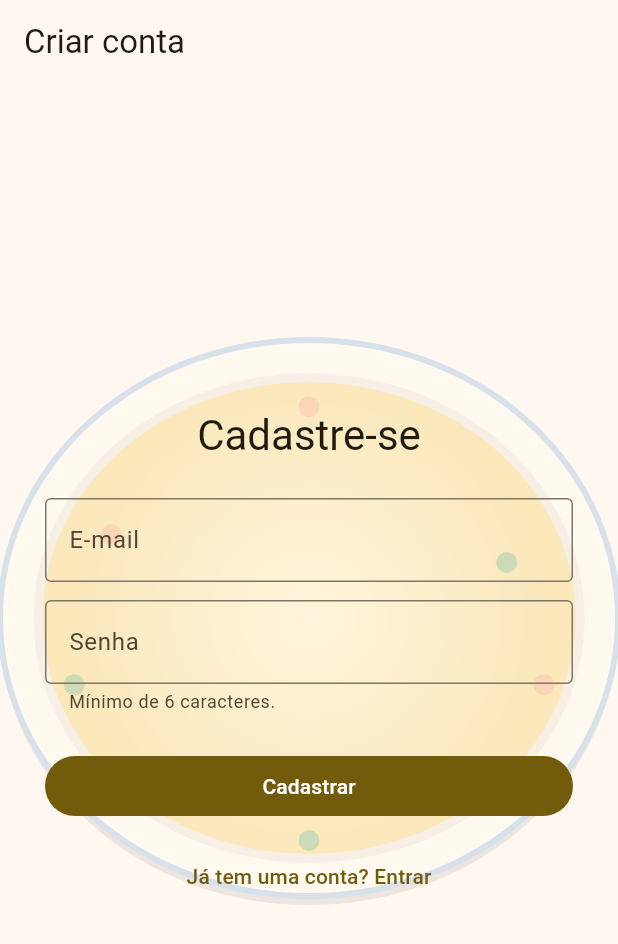
After one commit to thiago-toyota/Mobile-T01, a Flutter app: the screen it shows after launch, after a tap on "Entrar", after a tap on "Entrar com Google", after a tap on "Não tem uma conta? Cadastre-se", on a phone screen of 412 x 824 dp. The commit adds this screen. Shown: the top 944 px of the screen. Run offline on Flutter 3.47's test engine with Material 3 defaults, Android fonts, the phone set to English and light mode, and no system bars; our stand-ins replace audioplayers, curved_navigation_bar, firebase_auth, firebase_core, flutter_riverpod, go_router and 2 more; missing offline and left inert: flutter_math_fork; accounts and stored records are empty; network calls fail.

Commit message:
Feito cadastro e login

```diff
--- /dev/null
+++ b/trabalho01/lib/auth/auth_service.dart
@@ -0,0 +1,48 @@
+
+import 'package:firebase_auth/firebase_auth.dart';
+import 'package:flutter/foundation.dart';
+
+class AuthService {
+  final FirebaseAuth _auth = FirebaseAuth.instance;
+
+  // Login com e-mail e senha.
+  Future<void> signIn(String email, String password) async {
+    await _auth.signInWithEmailAndPassword(
+      email: email.trim(),
+      password: password,
+    );
+  }
+
+  // Cadastro com e-mail e senha.
+  // Depois de criar a conta, encerra a sessão para voltar ao login.
+  Future<void> register(String email, String password) async {
+    await _auth.createUserWithEmailAndPassword(
+      email: email.trim(),
+      password: password,
+    );
+
+    await _auth.signOut();
+  }
+
+  // Login com Google.
+  Future<void> signInWithGoogle() async {
+    final provider = GoogleAuthProvider();
+
+    if (kIsWeb) {
+      await _auth.signInWithPopup(provider);
+    } else {
+      await _auth.signInWithProvider(provider);
+    }
+  }
+
+  // Logout.
+  Future<void> signOut() async {
+    await _auth.signOut();
+  }
+
+  // Usuário atualmente autenticado.
+  User? get currentUser => _auth.currentUser;
+
+  // Observa alterações na autenticação.
+  Stream<User?> get authStateChanges => _auth.authStateChanges();
+}
--- a/trabalho01/lib/login_page.dart
+++ b/trabalho01/lib/login_page.dart
@@ -1,10 +1,106 @@
+
 import 'package:flutter/material.dart';
 import 'package:go_router/go_router.dart';
+import 'package:firebase_auth/firebase_auth.dart';
 
-// Login de mentirinha: não verifica nada, só leva para a próxima tela.
-// Depois será trocado pelo firebase_ui_auth.
-class LoginPage extends StatelessWidget {
+import 'auth/auth_service.dart';
+
+class LoginPage extends StatefulWidget {
   const LoginPage({super.key});
+
+  @override
+  State<LoginPage> createState() => _LoginPageState();
+}
+
+class _LoginPageState extends State<LoginPage> {
+  final _emailController = TextEditingController();
+  final _passwordController = TextEditingController();
+
+  final _auth = AuthService();
+
+  bool _loading = false;
+  String? _error;
+
+  @override
+  void dispose() {
+    _emailController.dispose();
+    _passwordController.dispose();
+    super.dispose();
+  }
+
+  Future<void> _login() async {
+    setState(() {
+      _loading = true;
+      _error = null;
+    });
+
+    try {
+      await _auth.signIn(
+        _emailController.text,
+        _passwordController.text,
+      );
+
+      if (mounted) {
+        context.go('/modes');
+      }
+    } on FirebaseAuthException catch (e) {
+      setState(() {
+        switch (e.code) {
+          case 'invalid-email':
+            _error = 'E-mail inválido.';
+            break;
+          case 'user-not-found':
+            _error = 'Conta não encontrada.';
+            break;
+          case 'wrong-password':
+          case 'invalid-credential':
+          case 'invalid-login-credentials':
+            _error = 'E-mail ou senha incorretos.';
+            break;
+          case 'user-disabled':
+            _error = 'Esta conta foi desativada.';
+            break;
+          default:
+            _error = 'Não foi possível entrar. Tente novamente.';
+        }
+      });
+    } catch (e) {
+      setState(() {
+        _error = 'Ocorreu um erro inesperado.';
+      });
+    } finally {
+      if (mounted) {
+        setState(() => _loading = false);
+      }
+    }
+  }
+
+  Future<void> _loginGoogle() async {
+    setState(() {
+      _loading = true;
+      _error = null;
+    });
+
+    try {
+      await _auth.signInWithGoogle();
+
+      if (mounted) {
+        context.go('/modes');
+      }
+    } on FirebaseAuthException catch (e) {
+      setState(() {
+        _error = 'Não foi possível entrar com Google.';
+      });
+    } catch (e) {
+      setState(() {
+        _error = 'Ocorreu um erro ao entrar com Google.';
+      });
+    } finally {
+      if (mounted) {
+        setState(() => _loading = false);
+      }
+    }
+  }
 
   @override
   Widget build(BuildContext context) {
@@ -22,29 +118,72 @@ class LoginPage extends StatelessWidget {
                     'Sopa de Contas',
                     style: Theme.of(context).textTheme.headlineMedium,
                   ),
+
                   const SizedBox(height: 24),
-                  Text('Raul Yoshiyuki Komai'),
-                  Text('Thiago Masayuki Toyota'),
+
+                  const Text('Raul Yoshiyuki Komai'),
+                  const Text('Thiago Massayuki Toyota'),
+
                   const SizedBox(height: 24),
-                  const TextField(
-                    decoration: InputDecoration(
-                      labelText: 'Usuário',
+
+                  TextField(
+                    controller: _emailController,
+                    keyboardType: TextInputType.emailAddress,
+                    decoration: const InputDecoration(
+                      labelText: 'E-mail',
                       border: OutlineInputBorder(),
                     ),
                   ),
+
                   const SizedBox(height: 12),
-                  const TextField(
+
+                  TextField(
+                    controller: _passwordController,
                     obscureText: true,
-                    decoration: InputDecoration(
+                    decoration: const InputDecoration(
                       labelText: 'Senha',
                       border: OutlineInputBorder(),
                     ),
                   ),
-                  const SizedBox(height: 20),
-                  FilledButton(
-                    // Depois do login, o jogador escolhe o modo de jogo.
-                    onPressed: () => context.go('/modes'),
-                    child: const Text('Entrar'),
+
+                  const SizedBox(height: 16),
+
+                  if (_error != null)
+                    Text(
+                      _error!,
+                      style: const TextStyle(color: Colors.red),
+                    ),
+
+                  const SizedBox(height: 8),
+
+                  SizedBox(
+                    width: double.infinity,
+                    child: FilledButton(
+                      onPressed: _loading ? null : _login,
+                      child: _loading
+                          ? const CircularProgressIndicator()
+                          : const Text('Entrar'),
+                    ),
+                  ),
+
+                  const SizedBox(height: 12),
+
+                  SizedBox(
+                    width: double.infinity,
+                    child: OutlinedButton.icon(
+                      onPressed: _loading ? null : _loginGoogle,
+                      icon: const Icon(Icons.login),
+                      label: const Text('Entrar com Google'),
+                    ),
+                  ),
+
+                  const SizedBox(height: 16),
+
+                  TextButton(
+                    onPressed: _loading
+                        ? null
+                        : () => context.go('/register'),
+                    child: const Text('Não tem uma conta? Cadastre-se'),
                   ),
                 ],
               ),
--- a/trabalho01/lib/main.dart
+++ b/trabalho01/lib/main.dart
@@ -10,9 +10,17 @@ import 'router.dart';
 import 'state.dart';
 import 'l10n/app_localizations.dart';
 
+import 'package:firebase_core/firebase_core.dart';
+import 'firebase_options.dart';
+
 Future<void> main() async {
   // Necessário porque vamos usar o SharedPreferences antes do runApp.
   WidgetsFlutterBinding.ensureInitialized();
+
+    // Inicializa o Firebase.
+  await Firebase.initializeApp(
+    options: DefaultFirebaseOptions.currentPlatform,
+  );
 
   final prefs = await SharedPreferences.getInstance();
 
--- /dev/null
+++ b/trabalho01/lib/register_page.dart
@@ -0,0 +1,158 @@
+
+import 'package:flutter/material.dart';
+import 'package:go_router/go_router.dart';
+import 'package:firebase_auth/firebase_auth.dart';
+
+import 'auth/auth_service.dart';
+
+class RegisterPage extends StatefulWidget {
+  const RegisterPage({super.key});
+
+  @override
+  State<RegisterPage> createState() => _RegisterPageState();
+}
+
+class _RegisterPageState extends State<RegisterPage> {
+  final _emailController = TextEditingController();
+  final _passwordController = TextEditingController();
+
+  final _auth = AuthService();
+
+  bool _loading = false;
+  String? _error;
+
+  @override
+  void dispose() {
+    _emailController.dispose();
+    _passwordController.dispose();
+    super.dispose();
+  }
+
+  Future<void> _register() async {
+    setState(() {
+      _loading = true;
+      _error = null;
+    });
+
+    try {
+      await _auth.register(
+        _emailController.text,
+        _passwordController.text,
+      );
+
+      if (mounted) {
+        ScaffoldMessenger.of(context).showSnackBar(
+          const SnackBar(
+            content: Text('Conta criada com sucesso! Faça login.'),
+          ),
+        );
+
+        context.go('/login');
+      }
+    } on FirebaseAuthException catch (e) {
+      setState(() {
+        switch (e.code) {
+          case 'invalid-email':
+            _error = 'E-mail inválido.';
+            break;
+          case 'email-already-in-use':
+            _error = 'Este e-mail já está cadastrado.';
+            break;
+          case 'weak-password':
+            _error = 'A senha precisa ter pelo menos 6 caracteres.';
+            break;
+          default:
+            _error = 'Não foi possível criar a conta.';
+        }
+      });
+    } catch (e) {
+      setState(() {
+        _error = 'Ocorreu um erro inesperado.';
+      });
+    } finally {
+      if (mounted) {
+        setState(() => _loading = false);
+      }
+    }
+  }
+
+  @override
+  Widget build(BuildContext context) {
+    return Scaffold(
+      appBar: AppBar(
+        title: const Text('Criar conta'),
+      ),
+      body: Center(
+        child: SingleChildScrollView(
+          child: ConstrainedBox(
+            constraints: const BoxConstraints(maxWidth: 400),
+            child: Padding(
+              padding: const EdgeInsets.all(24),
+              child: Column(
+                mainAxisSize: MainAxisSize.min,
+                children: [
+                  Text(
+                    'Cadastre-se',
+                    style: Theme.of(context).textTheme.headlineMedium,
+                  ),
+
+                  const SizedBox(height: 24),
+
+                  TextField(
+                    controller: _emailController,
+                    keyboardType: TextInputType.emailAddress,
+                    decoration: const InputDecoration(
+                      labelText: 'E-mail',
+                      border: OutlineInputBorder(),
+                    ),
+                  ),
+
+                  const SizedBox(height: 12),
+
+                  TextField(
+                    controller: _passwordController,
+                    obscureText: true,
+                    decoration: const InputDecoration(
+                      labelText: 'Senha',
+                      border: OutlineInputBorder(),
+                      helperText: 'Mínimo de 6 caracteres.',
+                    ),
+                  ),
+
+                  const SizedBox(height: 16),
+
+                  if (_error != null)
+                    Text(
+                      _error!,
+                      style: const TextStyle(color: Colors.red),
+                    ),
+
+                  const SizedBox(height: 8),
+
+                  SizedBox(
+                    width: double.infinity,
+                    child: FilledButton(
+                      onPressed: _loading ? null : _register,
+                      child: _loading
+                          ? const CircularProgressIndicator()
+                          : const Text('Cadastrar'),
+                    ),
+                  ),
+
+                  const SizedBox(height: 12),
+
+                  TextButton(
+                    onPressed: _loading
+                        ? null
+                        : () => context.go('/login'),
+                    child: const Text('Já tem uma conta? Entrar'),
+                  ),
+                ],
+              ),
+            ),
+          ),
+        ),
+      ),
+    );
+  }
+}
--- a/trabalho01/lib/router.dart
+++ b/trabalho01/lib/router.dart
@@ -12,6 +12,11 @@ import 'mode_page.dart';
 import 'settings_page.dart';
 import 'shell_page.dart';
 import 'soup_bowl.dart';
+
+import 'dart:async';
+import 'package:firebase_auth/firebase_auth.dart';
+
+import 'register_page.dart';
 
 // Monta uma página com fundo próprio e transição circular.
 // A página nova aparece dentro de um círculo que cresce a partir do centro
@@ -64,46 +69,101 @@ class _CircleReveal extends CustomClipper<Path> {
   bool shouldReclip(_CircleReveal oldClipper) => oldClipper.progress != progress;
 }
 
+// Atualiza o GoRouter quando o estado de autenticação muda.
+class _AuthRefreshListenable extends ChangeNotifier {
+  _AuthRefreshListenable(Stream<User?> stream) {
+    _subscription = stream.listen((_) {
+      notifyListeners();
+    });
+  }
+
+  late final StreamSubscription<User?> _subscription;
+
+  @override
+  void dispose() {
+    _subscription.cancel();
+    super.dispose();
+  }
+}
+
 // Cria o roteador. A página inicial vem de fora porque o aplicativo reabre
 // na última página guardada (veja persistence.dart e main.dart).
 GoRouter buildRouter({required String initialLocation}) {
+  final authRefresh = _AuthRefreshListenable(
+    FirebaseAuth.instance.authStateChanges(),
+  );
+
   return GoRouter(
     initialLocation: initialLocation,
+
+    refreshListenable: authRefresh,
+
+    // Protege as páginas internas.
+    redirect: (context, state) {
+      final loggedIn = FirebaseAuth.instance.currentUser != null;
+
+      final location = state.matchedLocation;
+
+      final isLogin = location == '/login';
+      final isRegister = location == '/register';
+
+      // Usuário não autenticado não pode acessar o jogo.
+      if (!loggedIn && !isLogin && !isRegister) {
+        return '/login';
+      }
+
+      // Usuário autenticado não precisa voltar ao login.
+      if (loggedIn && isLogin) {
+        return '/modes';
+      }
+
+      return null;
+    },
+
     routes: [
-      // O login fica fora da moldura: não tem barra de navegação.
+      // Login
       GoRoute(
         path: '/login',
-        pageBuilder: (context, state) => _page(state, const LoginPage()),
+        pageBuilder: (context, state) =>
+            _page(state, const LoginPage()),
       ),
 
-      // Tudo que está aqui dentro aparece com a barra de navegação embaixo.
+      // Cadastro
+      GoRoute(
+        path: '/register',
+        pageBuilder: (context, state) =>
+            _page(state, const RegisterPage()),
+      ),
+
+      // Demais páginas protegidas.
       ShellRoute(
         builder: (context, state, child) =>
             AppShell(location: state.uri.path, child: child),
         routes: [
-          // Fluxo: login -> modo -> nível -> (algarismos) -> jogo
           GoRoute(
             path: '/modes',
-            pageBuilder: (context, state) => _page(state, const ModePage()),
+            pageBuilder: (context, state) =>
+                _page(state, const ModePage()),
           ),
           GoRoute(
             path: '/levels',
-            pageBuilder: (context, state) => _page(state, const LevelPage()),
+            pageBuilder: (context, state) =>
+                _page(state, const LevelPage()),
           ),
           GoRoute(
             path: '/digits',
-            pageBuilder: (context, state) => _page(state, const DigitsPage()),
+            pageBuilder: (context, state) =>
+                _page(state, const DigitsPage()),
           ),
           GoRoute(
             path: '/game',
-            // Na partida, só a sopa do jogo: fundo liso.
             pageBuilder: (context, state) =>
                 _page(state, const GamePage(), soup: false),
           ),
-          // Não é mais usada pela barra (as configurações abrem numa janela).
           GoRoute(
             path: '/settings',
-            pageBuilder: (context, state) => _page(state, const SettingsPage()),
+            pageBuilder: (context, state) =>
+                _page(state, const SettingsPage()),
           ),
         ],
       ),
--- a/trabalho01/pubspec.yaml
+++ b/trabalho01/pubspec.yaml
@@ -47,6 +47,12 @@ dependencies:
   google_fonts: ^6.2.1
   audioplayers: ^6.7.1
   shared_preferences: ^2.3.0
+  firebase_core: ^5.1.0
+  firebase_auth: ^7.0.1
+  cloud_firestore: ^7.1.0
+  firebase_ui_auth: ^4.0.0
+  firebase_ui_oauth_google: ^3.0.0
+  firebase_ui_localizations: ^3.0.0
 
 dev_dependencies:
   flutter_test:
```
Also changed, not shown: trabalho01/firebase.json (added), trabalho01/lib/firebase_options.dart (added), trabalho01/pubspec.lock, 8 other files.
